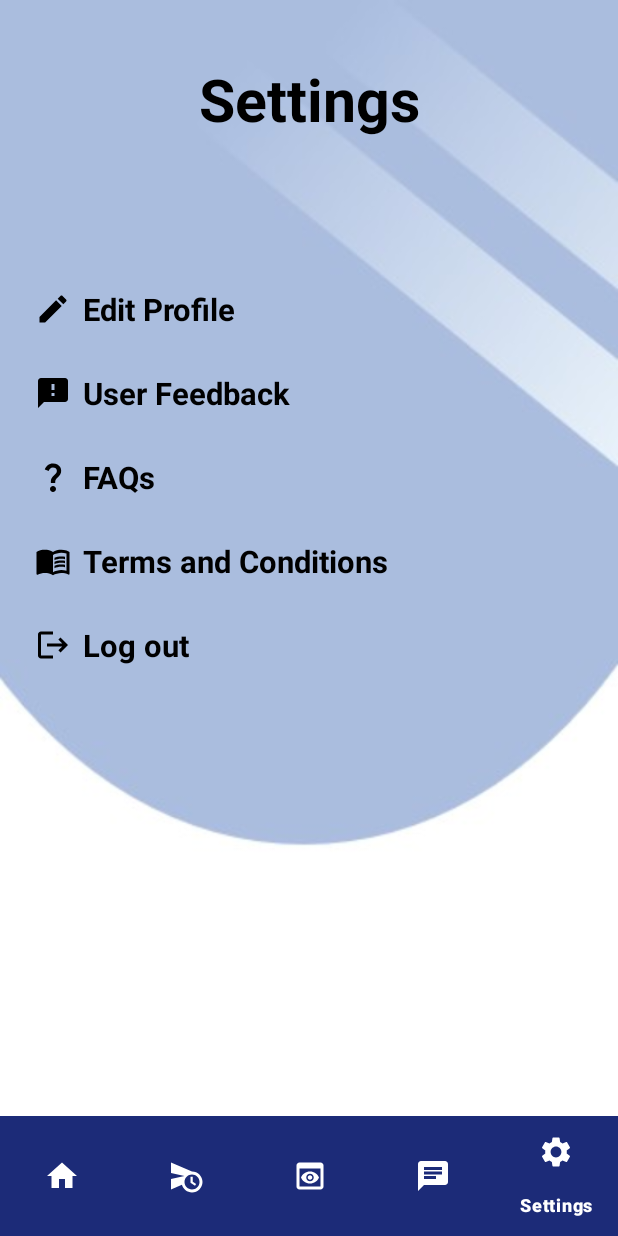
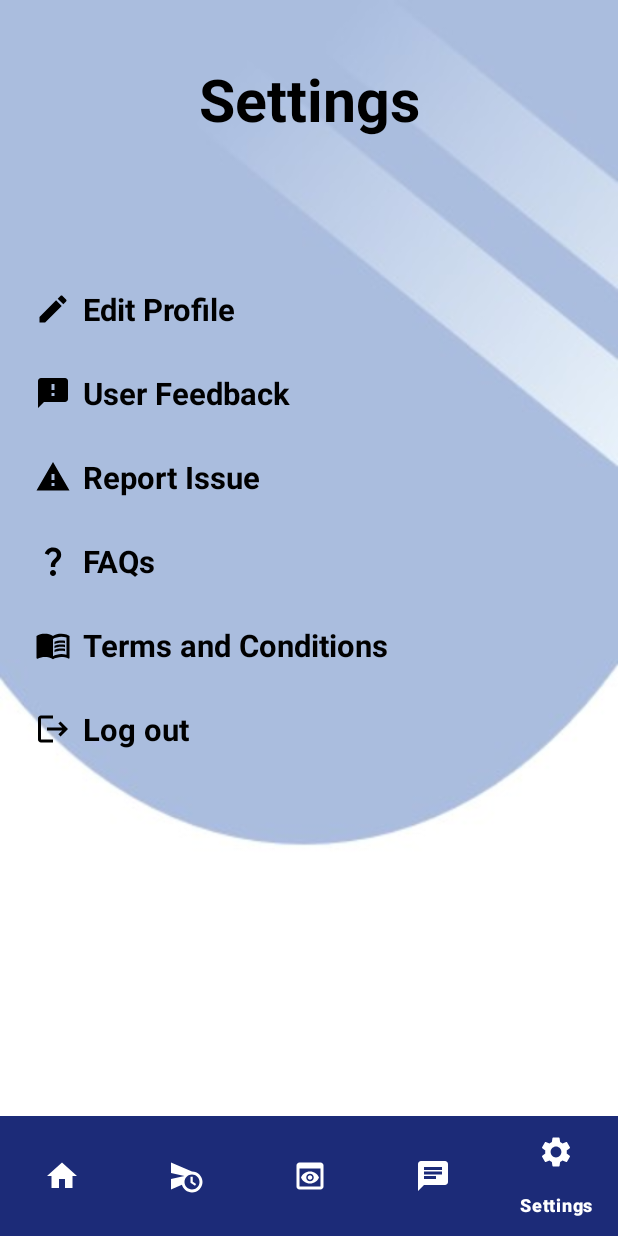
Before and after one commit to thekayd/GoGovApp, an Android app built with Jetpack Compose: the SettingsActivity screen opened directly, with no data from a screen before it, on a phone screen of 412 x 824 dp. Run offline under Robolectric (Android 15) with nearby library versions, the phone set to English and light mode, and no system bars; our stand-ins replace sdp/ssp sizes; Roboto replaces fonts that are not available here.

Commit message:
Feat: added report feature for users

```diff
--- a/app/src/main/AndroidManifest.xml
+++ b/app/src/main/AndroidManifest.xml
@@ -27,6 +27,9 @@
         android:supportsRtl="true"
         android:theme="@style/Theme.GoGovMobile"
         tools:targetApi="31">
+        <activity
+            android:name=".activities.ReportActivity"
+            android:exported="false" />
         <activity
             android:name=".activities.VerifyEmailActivity"
             android:exported="false" />
--- a/app/src/main/java/com/kayodedaniel/gogovmobile/activities/FAQActivity.kt
+++ b/app/src/main/java/com/kayodedaniel/gogovmobile/activities/FAQActivity.kt
@@ -33,7 +33,6 @@ class FAQActivity : AppCompatActivity() {
         // Continue Button
         val acceptButton = findViewById<Button>(R.id.button_continue)
         acceptButton.setOnClickListener {
-            showToast("Terms Accepted")
             val intent = Intent(this, SettingsActivity::class.java)
             startActivity(intent)
         }
--- a/app/src/main/java/com/kayodedaniel/gogovmobile/activities/SettingsActivity.kt
+++ b/app/src/main/java/com/kayodedaniel/gogovmobile/activities/SettingsActivity.kt
@@ -43,6 +43,10 @@ class SettingsActivity : AppCompatActivity() {
         }
         binding.textView2.setOnClickListener {
             val intent = Intent(this, FAQActivity::class.java)
+            startActivity(intent)
+        }
+        binding.textViewUserReport.setOnClickListener {
+            val intent = Intent(this, ReportActivity::class.java)
             startActivity(intent)
         }
         val logoutTextView = findViewById<TextView>(R.id.textViewLogout)
--- /dev/null
+++ b/app/src/main/res/drawable/ic_problem.xml
@@ -0,0 +1,5 @@
+<vector xmlns:android="http://schemas.android.com/apk/res/android" android:height="24dp" android:tint="#000000" android:viewportHeight="24" android:viewportWidth="24" android:width="24dp">
+
+    <path android:fillColor="@android:color/white" android:pathData="M1,21h22L12,2 1,21zM13,18h-2v-2h2v2zM13,14h-2v-4h2v4z"/>
+
+</vector>
--- a/app/src/main/res/layout/activity_settings_acitivity.xml
+++ b/app/src/main/res/layout/activity_settings_acitivity.xml
@@ -62,23 +62,21 @@
         app:layout_constraintTop_toBottomOf="@id/textViewEditProfile" />
 
     <TextView
-        android:id="@+id/textView2"
+        android:id="@+id/textViewUserReport"
         android:layout_width="match_parent"
         android:layout_height="wrap_content"
         android:layout_marginTop="28dp"
-        android:drawableStart="@drawable/ic_questions"
+        android:clickable="true"
+        android:drawableStart="@drawable/ic_problem"
         android:drawablePadding="8dp"
-        android:clickable="true"
         android:focusable="true"
         android:paddingLeft="@dimen/_18ssp"
-        android:text="FAQs"
-        android:textStyle="bold"
+        android:text="Report Issue"
         android:textColor="@color/black"
         android:textSize="@dimen/_16ssp"
-        app:layout_constraintEnd_toEndOf="parent"
-        app:layout_constraintHorizontal_bias="0.0"
-        app:layout_constraintStart_toStartOf="parent"
-        app:layout_constraintTop_toBottomOf="@+id/textViewUserFeedback" />
+        android:textStyle="bold"
+        app:layout_constraintTop_toBottomOf="@+id/textViewUserFeedback"
+        tools:layout_editor_absoluteX="0dp" />
 
     <TextView
         android:id="@+id/textTermsAndConditions"
@@ -91,13 +89,32 @@
         android:focusable="true"
         android:paddingLeft="@dimen/_18ssp"
         android:text="Terms and Conditions"
-        android:textStyle="bold"
         android:textColor="@color/black"
         android:textSize="@dimen/_16ssp"
+        android:textStyle="bold"
         app:layout_constraintEnd_toEndOf="parent"
         app:layout_constraintHorizontal_bias="0.0"
         app:layout_constraintStart_toStartOf="parent"
         app:layout_constraintTop_toBottomOf="@+id/textView2" />
+
+    <TextView
+        android:id="@+id/textView2"
+        android:layout_width="match_parent"
+        android:layout_height="wrap_content"
+        android:layout_marginTop="28dp"
+        android:clickable="true"
+        android:drawableStart="@drawable/ic_questions"
+        android:drawablePadding="8dp"
+        android:focusable="true"
+        android:paddingLeft="@dimen/_18ssp"
+        android:text="FAQs"
+        android:textColor="@color/black"
+        android:textSize="@dimen/_16ssp"
+        android:textStyle="bold"
+        app:layout_constraintEnd_toEndOf="parent"
+        app:layout_constraintHorizontal_bias="1.0"
+        app:layout_constraintStart_toStartOf="parent"
+        app:layout_constraintTop_toBottomOf="@+id/textViewUserReport" />
 
     <TextView
         android:id="@+id/textViewLogout"
@@ -110,9 +127,9 @@
         android:focusable="true"
         android:paddingLeft="@dimen/_18ssp"
         android:text="Log out"
-        android:textStyle="bold"
         android:textColor="@color/black"
         android:textSize="@dimen/_16ssp"
+        android:textStyle="bold"
         app:layout_constraintEnd_toEndOf="parent"
         app:layout_constraintHorizontal_bias="0.0"
         app:layout_constraintStart_toStartOf="parent"
```
Also changed, not shown: app/src/main/java/com/kayodedaniel/gogovmobile/activities/ReportActivity.kt (added, +83 -0 lines), app/src/main/res/layout/activity_report.xml (added, +106 -0 lines).
